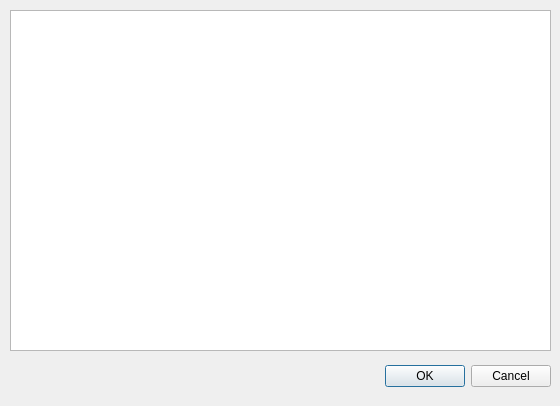
This is dialog.ui in AKorezin/quadratic as Qt 5 draws it before an edit. The edited form follows.
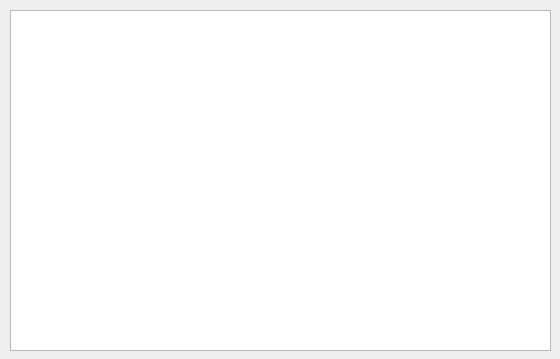
This is the edited form.

```diff
--- a/dialog.ui
+++ b/dialog.ui
@@ -7,28 +7,12 @@
     <x>0</x>
     <y>0</y>
     <width>560</width>
-    <height>406</height>
+    <height>359</height>
    </rect>
   </property>
   <property name="windowTitle">
    <string>Dialog</string>
   </property>
-  <widget class="QDialogButtonBox" name="buttonBox">
-   <property name="geometry">
-    <rect>
-     <x>370</x>
-     <y>360</y>
-     <width>181</width>
-     <height>32</height>
-    </rect>
-   </property>
-   <property name="orientation">
-    <enum>Qt::Horizontal</enum>
-   </property>
-   <property name="standardButtons">
-    <set>QDialogButtonBox::Cancel|QDialogButtonBox::Ok</set>
-   </property>
-  </widget>
   <widget class="QTableWidget" name="tableWidget">
    <property name="geometry">
     <rect>
```
Left out of the diff: 35 changed lines with no effect on the pictures.
